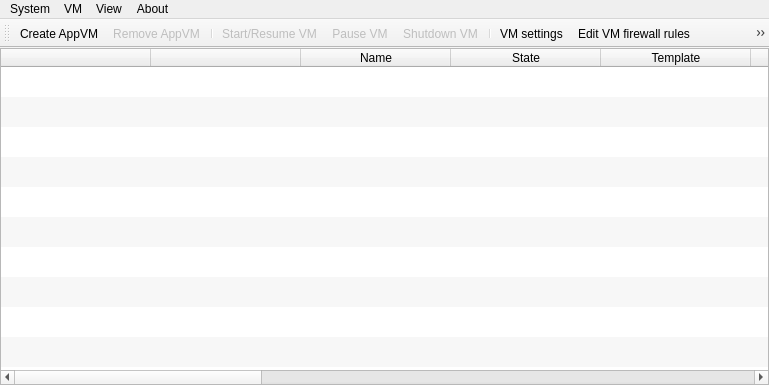
Before: the Qt Designer form mainwindow.ui in QubesOS/qubes-manager, drawn with Qt 5.
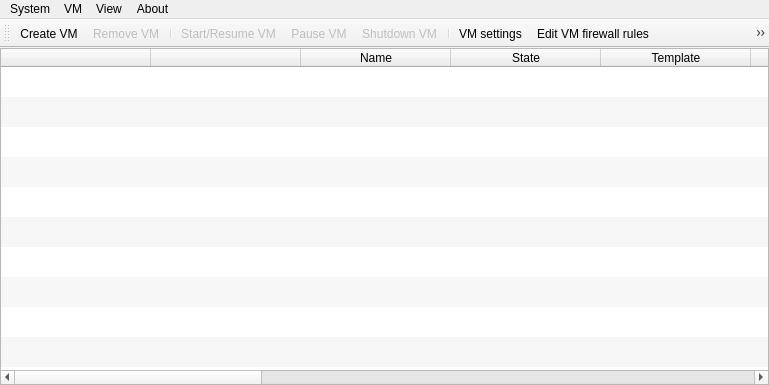
After: the same form once the commit is applied. Icons and pictures are not drawn.

Commit message:
Qubes VM Manager drop down menu strings consistency fixes
Currently:
* Create AppVM
* Remove AppVM
* Clone VM
* Start/Resume VM
* [...] VM

The first two are inconsistent. @bnvk and I agreed, that those should be changed AppVM -> VM for consistency.

And I add, if anything, it would have to be "Create TemplateBased-VM". Because currently, if you click "Create AppVM", you are asked in the next wizard if you wanted to create an AppVM, NetVM or ProxyVM. So the term AppVM is overloaded.

This commit fixes this.

Patch:
```diff
--- a/mainwindow.ui
+++ b/mainwindow.ui
@@ -389,7 +389,7 @@
      <normaloff>:/createvm.png</normaloff>:/createvm.png</iconset>
    </property>
    <property name="text">
-    <string>Create AppVM</string>
+    <string>Create VM</string>
    </property>
    <property name="toolTip">
     <string>Create a new AppVM</string>
@@ -404,7 +404,7 @@
      <normaloff>:/removevm.png</normaloff>:/removevm.png</iconset>
    </property>
    <property name="text">
-    <string>Remove AppVM</string>
+    <string>Remove VM</string>
    </property>
    <property name="toolTip">
     <string>Remove an existing AppVM (must be stopped first)</string>
```
Left out of the diff: 4 changed lines with no effect on the pictures.
